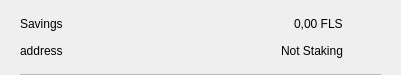
This is src/qt/fls/forms/csrow.ui in Liquid369/blank as Qt 5 draws it before an edit. The edited form follows.
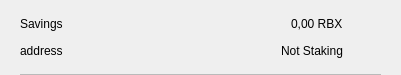
This is the edited form. Icons and pictures are not drawn.

```diff
--- a/src/qt/fls/forms/csrow.ui
+++ b/src/qt/fls/forms/csrow.ui
@@ -102,7 +102,7 @@
            <item>
             <widget class="QLabel" name="labelAmount">
              <property name="text">
-              <string>0,00 FLS</string>
+              <string>0,00 RBX</string>
              </property>
             </widget>
            </item>
```
